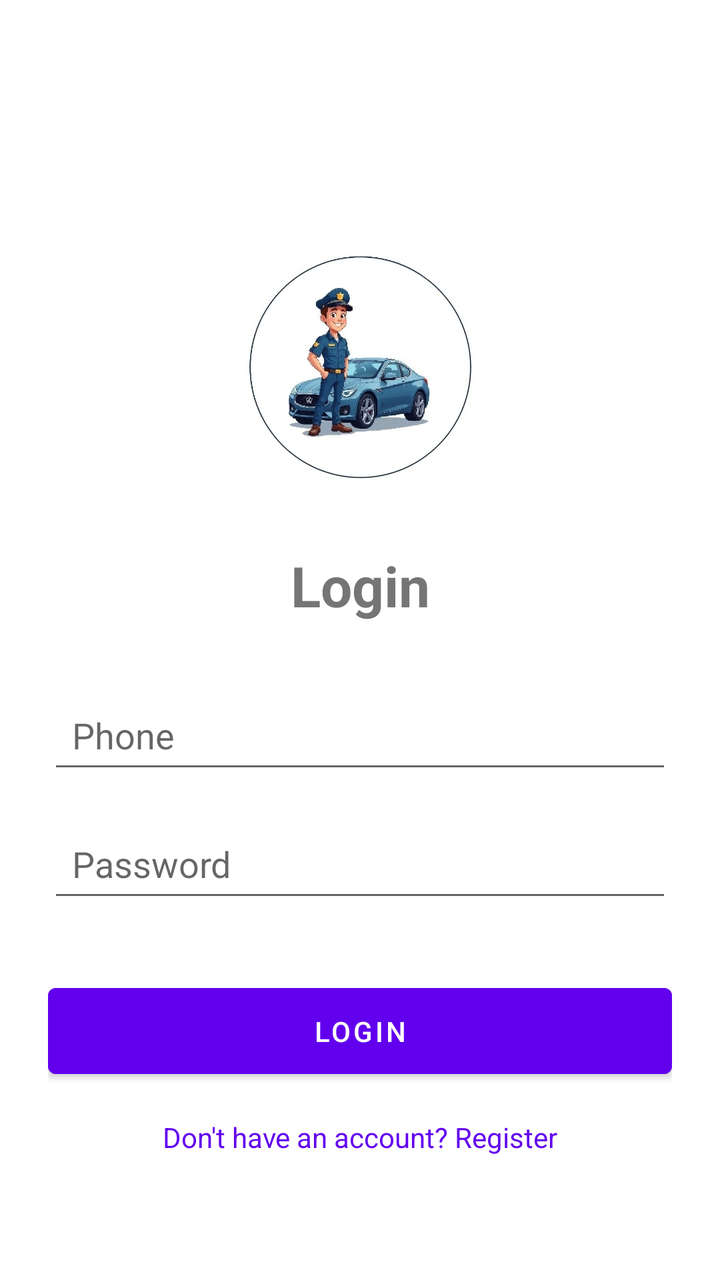
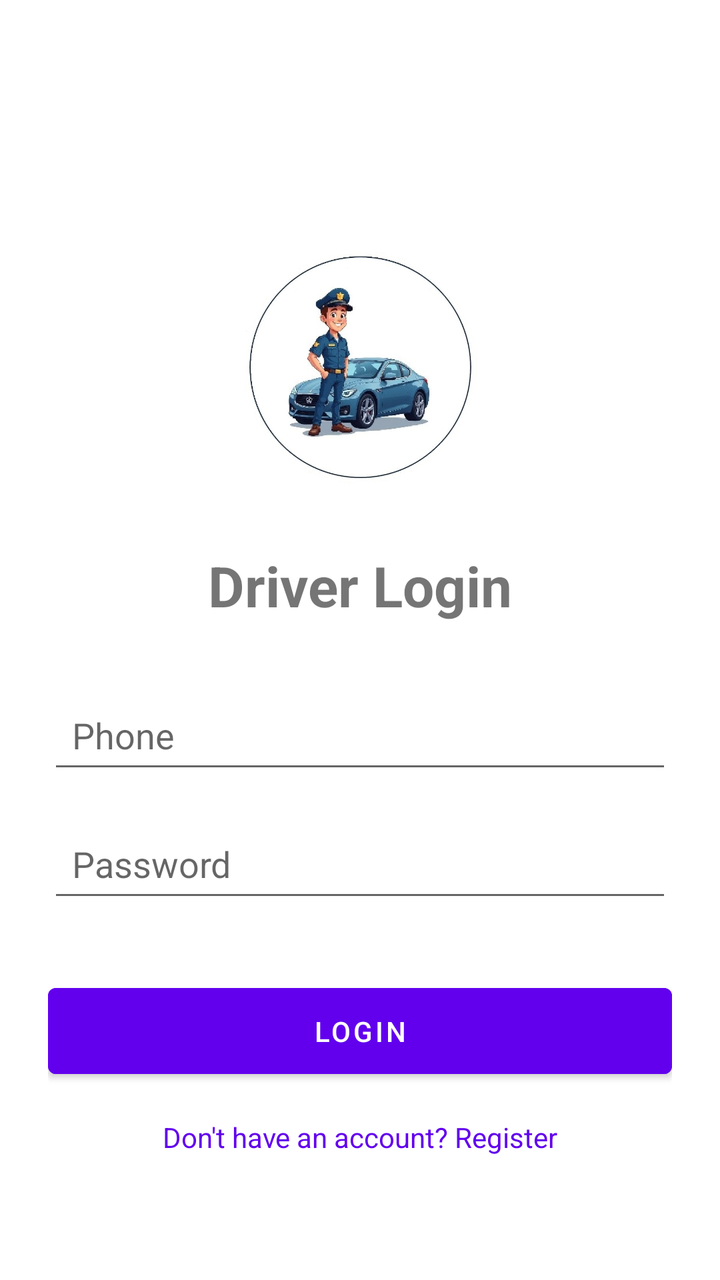

Screens rendered from an Android XML layout before and after an edit, with the pre-edit source and the edit as a unified diff.
<!-- AndroidManifest.xml: application theme Theme.SDS -->
<!-- res/layout/activity_login.xml -->
<?xml version="1.0" encoding="utf-8"?>
<androidx.constraintlayout.widget.ConstraintLayout
    xmlns:android="http://schemas.android.com/apk/res/android"
    xmlns:app="http://schemas.android.com/apk/res-auto"
    android:layout_width="match_parent"
    android:layout_height="match_parent"
    android:padding="24dp">

    
    <ImageView
        android:id="@+id/imageViewLogo"
        android:layout_width="120dp"
        android:layout_height="120dp"
        android:src="@drawable/logo"
        android:contentDescription="Logo"
        app:layout_constraintTop_toTopOf="parent"
        app:layout_constraintStart_toStartOf="parent"
        app:layout_constraintEnd_toEndOf="parent"
        android:layout_marginTop="100dp" />

    <TextView
        android:id="@+id/loginTitle"
        android:layout_width="wrap_content"
        android:layout_height="wrap_content"
        android:text="Login"
        android:textSize="28sp"
        android:textStyle="bold"
        app:layout_constraintTop_toTopOf="parent"
        app:layout_constraintStart_toStartOf="parent"
        app:layout_constraintEnd_toEndOf="parent"
        android:layout_marginTop="250dp" />

    <EditText
        android:id="@+id/editTextPhoneOrEmail"
        android:layout_width="0dp"
        android:layout_height="wrap_content"
        android:hint="Phone"
        android:inputType="phone"
        android:padding="12dp"
        app:layout_constraintTop_toBottomOf="@id/loginTitle"
        app:layout_constraintStart_toStartOf="parent"
        app:layout_constraintEnd_toEndOf="parent"
        android:layout_marginTop="32dp" />

    <EditText
        android:id="@+id/editTextPassword"
        android:layout_width="0dp"
        android:layout_height="wrap_content"
        android:hint="Password"
        android:inputType="numberPassword"
        android:padding="12dp"
        app:layout_constraintTop_toBottomOf="@id/editTextPhoneOrEmail"
        app:layout_constraintStart_toStartOf="parent"
        app:layout_constraintEnd_toEndOf="parent"
        android:layout_marginTop="16dp" />

    <Button
        android:id="@+id/buttonLogin"
        android:layout_width="0dp"
        android:layout_height="wrap_content"
        android:text="Login"
        android:backgroundTint="@color/purple_500"
        android:textColor="@android:color/white"
        android:padding="12dp"
        app:layout_constraintTop_toBottomOf="@id/editTextPassword"
        app:layout_constraintStart_toStartOf="parent"
        app:layout_constraintEnd_toEndOf="parent"
        android:layout_marginTop="32dp" />

    <TextView
        android:id="@+id/textViewRegister"
        android:layout_width="wrap_content"
        android:layout_height="wrap_content"
        android:text="Don't have an account? Register"
        android:textColor="@color/purple_500"
        android:textSize="14sp"
        app:layout_constraintTop_toBottomOf="@id/buttonLogin"
        app:layout_constraintStart_toStartOf="parent"
        app:layout_constraintEnd_toEndOf="parent"
        android:layout_marginTop="16dp" />

    
    <ProgressBar
        android:id="@+id/progressBar"
        android:layout_width="wrap_content"
        android:layout_height="wrap_content"
        android:visibility="gone"
        app:layout_constraintTop_toTopOf="parent"
        app:layout_constraintBottom_toBottomOf="parent"
        app:layout_constraintStart_toStartOf="parent"
        app:layout_constraintEnd_toEndOf="parent"/>



</androidx.constraintlayout.widget.ConstraintLayout>
<!-- resources referenced by this layout -->
<resources>
  <color name="purple_500">#FF6200EE</color>
  <!-- drawable logo: jpg bitmap (drawable, 72095 bytes) -->
  <style name="Theme.SDS" parent="Theme.MaterialComponents.DayNight.NoActionBar">
          
          <item name="colorPrimary">@color/purple_500</item>
          <item name="colorPrimaryVariant">@color/purple_700</item>
          <item name="colorOnPrimary">@color/white</item>
          
          <item name="colorSecondary">@color/teal_200</item>
          <item name="colorSecondaryVariant">@color/teal_700</item>
          <item name="colorOnSecondary">@color/black</item>
          
          <item name="android:statusBarColor">?attr/colorPrimaryVariant</item>
          
      </style>
  <color name="purple_700">#FF3700B3</color>
  <color name="white">#FFFFFFFF</color>
  <color name="teal_200">#FF03DAC5</color>
  <color name="teal_700">#FF018786</color>
  <color name="black">#FF000000</color>
</resources>

<!-- the commit's change to res/layout/activity_login.xml (unified diff, before → after) -->
@@ -22,7 +22,7 @@
         android:id="@+id/loginTitle"
         android:layout_width="wrap_content"
         android:layout_height="wrap_content"
-        android:text="Login"
+        android:text="Driver Login"
         android:textSize="28sp"
         android:textStyle="bold"
         app:layout_constraintTop_toTopOf="parent"
